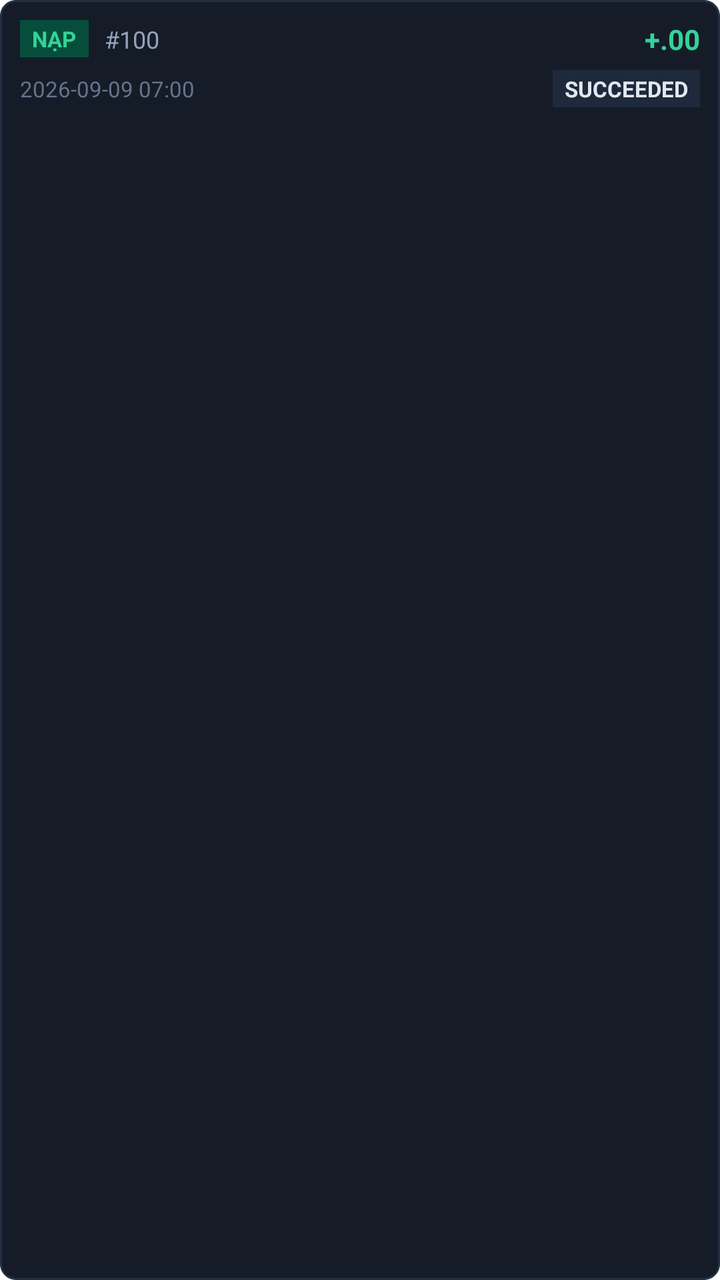
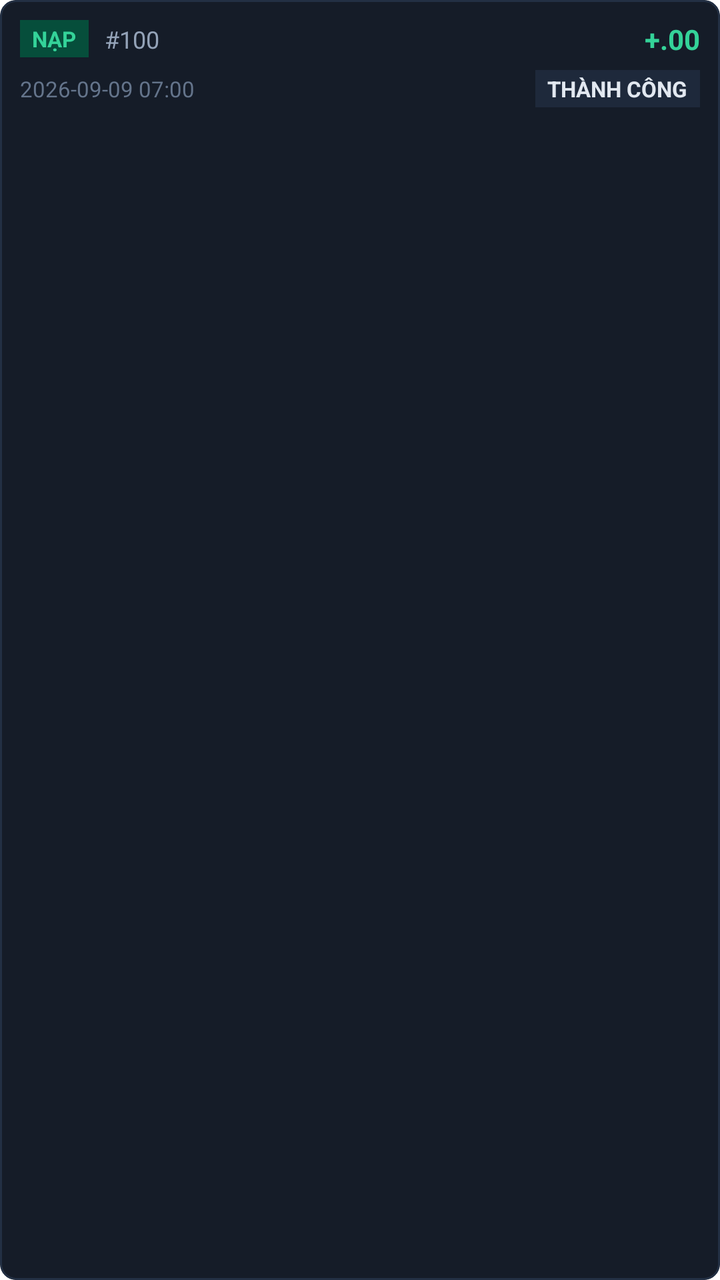

Screens rendered from an Android XML layout before and after an edit, with the pre-edit source and the edit as a unified diff.
<!-- AndroidManifest.xml: application theme Theme.NHUMONGLENH -->
<!-- res/layout/item_payment_history.xml -->
<?xml version="1.0" encoding="utf-8"?>
<com.google.android.material.card.MaterialCardView xmlns:android="http://schemas.android.com/apk/res/android"
    xmlns:app="http://schemas.android.com/apk/res-auto"
    android:layout_width="match_parent"
    android:layout_height="wrap_content"
    android:layout_marginBottom="6dp"
    app:cardBackgroundColor="#151C28"
    app:cardCornerRadius="8dp"
    app:cardElevation="0dp"
    app:strokeColor="#233044"
    app:strokeWidth="1dp">

    <LinearLayout
        android:layout_width="match_parent"
        android:layout_height="wrap_content"
        android:orientation="vertical"
        android:padding="10dp">

        <LinearLayout
            android:layout_width="match_parent"
            android:layout_height="wrap_content"
            android:gravity="center_vertical"
            android:orientation="horizontal">

            <TextView
                android:id="@+id/tv_payment_type_badge"
                android:layout_width="wrap_content"
                android:layout_height="wrap_content"
                android:background="#064E3B"
                android:paddingHorizontal="6dp"
                android:paddingVertical="2dp"
                android:text="NẠP"
                android:textColor="#34D399"
                android:textSize="11sp"
                android:textStyle="bold" />

            <TextView
                android:id="@+id/tv_payment_order_id"
                android:layout_width="0dp"
                android:layout_height="wrap_content"
                android:layout_marginStart="8dp"
                android:layout_weight="1"
                android:text="#100"
                android:textColor="#94A3B8"
                android:textSize="12sp" />

            <TextView
                android:id="@+id/tv_payment_amount"
                android:layout_width="wrap_content"
                android:layout_height="wrap_content"
                android:text="+.00"
                android:textColor="#34D399"
                android:textSize="14sp"
                android:textStyle="bold" />
        </LinearLayout>

        <LinearLayout
            android:layout_width="match_parent"
            android:layout_height="wrap_content"
            android:layout_marginTop="6dp"
            android:gravity="center_vertical"
            android:orientation="horizontal">

            <TextView
                android:id="@+id/tv_payment_time"
                android:layout_width="0dp"
                android:layout_height="wrap_content"
                android:layout_weight="1"
                android:text="2026-09-09 07:00"
                android:textColor="#64748B"
                android:textSize="11sp" />

            <TextView
                android:id="@+id/tv_payment_status_badge"
                android:layout_width="wrap_content"
                android:layout_height="wrap_content"
                android:background="#1E293B"
                android:paddingHorizontal="6dp"
                android:paddingVertical="2dp"
                android:text="SUCCEEDED"
                android:textColor="#E2E8F0"
                android:textSize="11sp"
                android:textStyle="bold" />
        </LinearLayout>

        
        <LinearLayout
            android:id="@+id/layout_pending_actions"
            android:layout_width="match_parent"
            android:layout_height="wrap_content"
            android:layout_marginTop="8dp"
            android:gravity="end"
            android:orientation="horizontal"
            android:visibility="gone">

            <com.google.android.material.button.MaterialButton
                android:id="@+id/btn_cancel_payment"
                style="@style/Widget.MaterialComponents.Button.TextButton"
                android:layout_width="wrap_content"
                android:layout_height="28dp"
                android:insetTop="0dp"
                android:insetBottom="0dp"
                android:minWidth="0dp"
                android:minHeight="0dp"
                android:paddingHorizontal="8dp"
                android:text="Hủy"
                android:textColor="#F87171"
                android:textSize="11sp" />

            <com.google.android.material.button.MaterialButton
                android:id="@+id/btn_open_checkout"
                android:layout_width="wrap_content"
                android:layout_height="28dp"
                android:layout_marginStart="8dp"
                android:backgroundTint="#0284C7"
                android:insetTop="0dp"
                android:insetBottom="0dp"
                android:minWidth="0dp"
                android:minHeight="0dp"
                android:paddingHorizontal="10dp"
                android:text="Mở Checkout"
                android:textColor="#FFFFFF"
                android:textSize="11sp"
                app:cornerRadius="6dp" />
        </LinearLayout>
    </LinearLayout>
</com.google.android.material.card.MaterialCardView>
<!-- resources referenced by this layout -->
<resources>
  <style name="Theme.NHUMONGLENH" parent="Theme.MaterialComponents.DayNight.DarkActionBar">
          
          <item name="colorPrimary">@color/purple_500</item>
          <item name="colorPrimaryVariant">@color/purple_700</item>
          <item name="colorOnPrimary">@color/white</item>
          
          <item name="colorSecondary">@color/teal_200</item>
          <item name="colorSecondaryVariant">@color/teal_700</item>
          <item name="colorOnSecondary">@color/black</item>
          
          <item name="android:statusBarColor">?attr/colorPrimaryVariant</item>
          
      </style>
  <color name="purple_500">#FF6200EE</color>
  <color name="purple_700">#FF3700B3</color>
  <color name="white">#FFFFFFFF</color>
  <color name="teal_200">#FF03DAC5</color>
  <color name="teal_700">#FF018786</color>
  <color name="black">#FF000000</color>
</resources>

<!-- the commit's change to res/layout/item_payment_history.xml (unified diff, before → after) -->
@@ -77,7 +77,7 @@
                 android:background="#1E293B"
                 android:paddingHorizontal="6dp"
                 android:paddingVertical="2dp"
-                android:text="SUCCEEDED"
+                android:text="THÀNH CÔNG"
                 android:textColor="#E2E8F0"
                 android:textSize="11sp"
                 android:textStyle="bold" />
@@ -118,7 +118,7 @@
                 android:minWidth="0dp"
                 android:minHeight="0dp"
                 android:paddingHorizontal="10dp"
-                android:text="Mở Checkout"
+                android:text="Mở thanh toán"
                 android:textColor="#FFFFFF"
                 android:textSize="11sp"
                 app:cornerRadius="6dp" />
